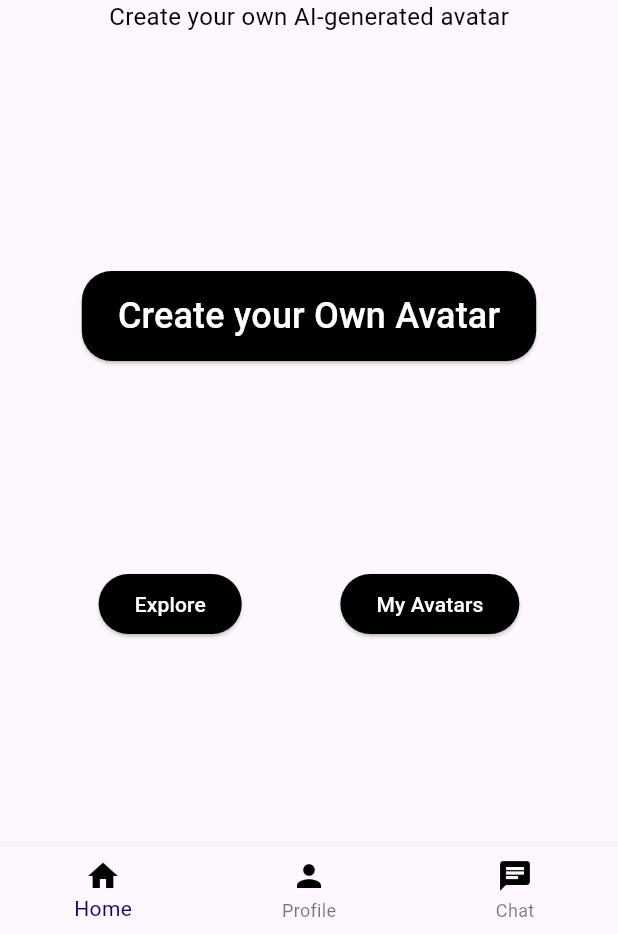
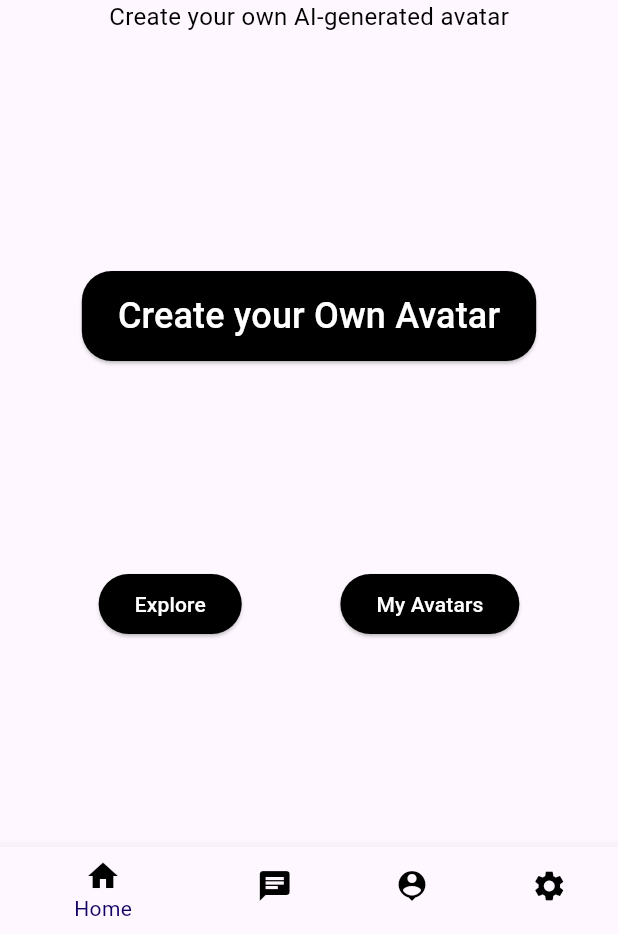
Before and after one commit to kkarimwahba/Digi, a Flutter app: the TaskBar screen opened directly, on a phone screen of 412 x 824 dp, the part 302-1236 px from its top. Run offline on Flutter 3.47's test engine with Material 3 defaults, Android fonts, the phone set to English and light mode, and no system bars; our stand-ins replace avatar_glow, cloud_firestore, file_picker, firebase_auth, firebase_core, firebase_storage and 4 more; missing offline and left inert: flutter_sound, model_viewer_plus; accounts and stored records are empty.

Commit message:
taskbar-changes

```diff
--- a/lib/components/taskbar.dart
+++ b/lib/components/taskbar.dart
@@ -1,4 +1,5 @@
 import 'package:digi2/models/user.dart';
+import 'package:digi2/screens/avatar.dart';
 import 'package:digi2/screens/chat.dart';
 import 'package:digi2/screens/home.dart';
 import 'package:digi2/screens/profile.dart';
@@ -31,10 +32,11 @@
 
   final List<Widget> _pages = [
     const Home(),
+    const ChatPage(),
+    const Avatar(),
     UserProfile(
       user: user,
     ),
-    const ChatPage()
   ];
 
   @override
@@ -55,14 +57,7 @@
               color: Colors.black,
             ),
             label: 'Home',
-              backgroundColor: Colors.black),
-          BottomNavigationBarItem(
-              icon: Icon(
-                Icons.person,
-                color: Colors.black,
           ),
-              label: 'Profile',
-              backgroundColor: Colors.black),
           BottomNavigationBarItem(
             icon: Icon(
               Icons.chat,
@@ -72,6 +67,22 @@
             label: 'Chat',
             // Add the ChatPage to the bottom navigation bar
           ),
+          BottomNavigationBarItem(
+            icon: Icon(
+              Icons.person_pin,
+              color: Colors.black,
+            ),
+
+            label: 'Avatar',
+            // Add the ChatPage to the bottom navigation bar
+          ),
+          BottomNavigationBarItem(
+            icon: Icon(
+              Icons.settings,
+              color: Colors.black,
+            ),
+            label: 'Profile',
+          ),
         ],
         selectedItemColor: Color.fromARGB(255, 17, 2, 100),
         selectedLabelStyle: TextStyle(color: Color.fromARGB(255, 17, 2, 100)),
```
Lines whose indentation alone changed are shown as unchanged.
